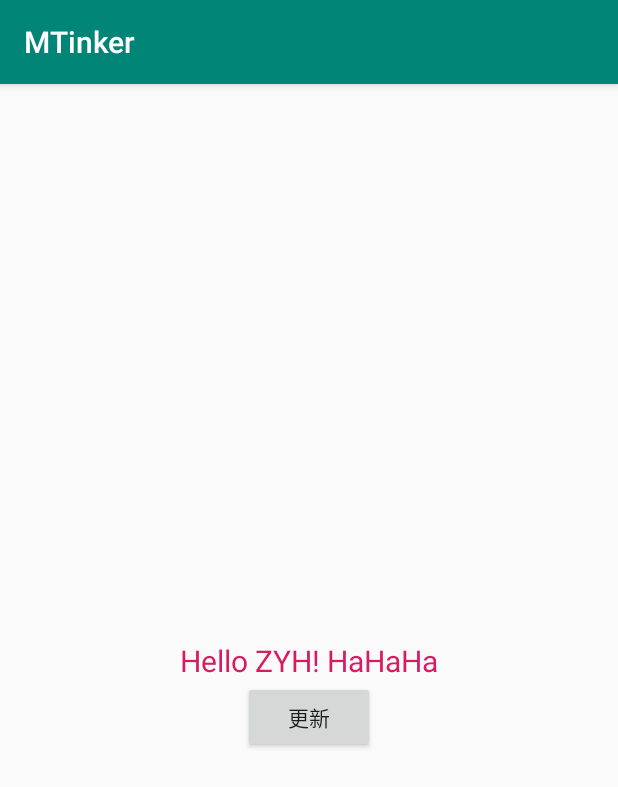
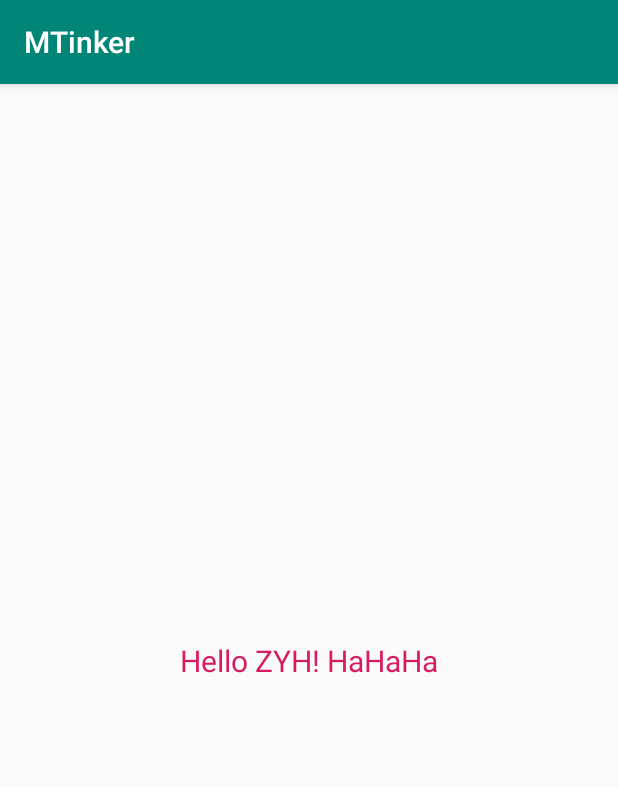
Before and after one commit to JianGsHanz/MTinker, an Android app: the screen it shows after launch (MainActivity), on a phone screen of 412 x 824 dp. Shown: the top 787 px of the screen. Run offline under Robolectric (Android 15) with nearby library versions, the phone set to English and light mode, and no system bars; libraries missing offline, so code that uses them is left out: com.tbruyelle.rxpermissions2, com.tencent.tinker; 1 statement that could not run was skipped.

Commit message:
zyh commit

```diff
--- a/app/src/main/java/com/zyh/mtinker/MTinkerApplicationLike.java
+++ b/app/src/main/java/com/zyh/mtinker/MTinkerApplicationLike.java
@@ -15,9 +15,13 @@ import com.tencent.tinker.loader.shareutil.ShareConstants;
         flags = ShareConstants.TINKER_ENABLE_ALL,
         loadVerifyFlag = true)
 public class MTinkerApplicationLike extends DefaultApplicationLike {
+
+    public static Context context;
+
     public MTinkerApplicationLike(Application application, int tinkerFlags, boolean tinkerLoadVerifyFlag, long applicationStartElapsedTime,
                                   long applicationStartMillisTime, Intent tinkerResultIntent) {
         super(application, tinkerFlags, tinkerLoadVerifyFlag, applicationStartElapsedTime, applicationStartMillisTime, tinkerResultIntent);
+        context = application.getApplicationContext();
     }
 
     @Override
--- a/app/src/main/res/layout/activity_main.xml
+++ b/app/src/main/res/layout/activity_main.xml
@@ -18,13 +18,4 @@
         app:layout_constraintRight_toRightOf="parent"
         app:layout_constraintTop_toTopOf="parent" />
 
-    <Button
-        android:layout_width="wrap_content"
-        android:layout_height="wrap_content"
-        app:layout_constraintTop_toBottomOf="@id/tv"
-        app:layout_constraintLeft_toLeftOf="parent"
-        app:layout_constraintRight_toRightOf="parent"
-        android:onClick="onClick"
-        android:text="更新"/>
-
 </androidx.constraintlayout.widget.ConstraintLayout>
--- a/app/tinkerpatch.gradle
+++ b/app/tinkerpatch.gradle
@@ -10,11 +10,11 @@ ext {
     tinkerEnabled = true //是否打开tinker的功能
     //for normal build
     //old apk file to build patch apk
-    tinkerOldApkPath = "${bakPath}/app-release-1120-11-02-09.apk"
+    tinkerOldApkPath = "${bakPath}/app-release-1121-10-09-34.apk"
     //proguard mapping file to build patch apk
-    tinkerApplyMappingPath = "${bakPath}/app-release-1120-11-02-09-mapping.txt"
+    tinkerApplyMappingPath = "${bakPath}/app-release-1121-10-09-34-mapping.txt"
     //resource R.txt to build patch apk, must input if there is resource changed
-    tinkerApplyResourcePath = "${bakPath}/app-release-1120-11-02-09-R.txt"
+    tinkerApplyResourcePath = "${bakPath}/app-release-1121-10-09-34-R.txt"
 
     //only use for build all flavor, if not, just ignore this field
 //    tinkerBuildFlavorDirectory = "${bakPath}/app-1018-17-32-47"
```
Also changed, not shown: app/src/main/AndroidManifest.xml (+7 -3 lines), app/src/main/java/com/zyh/mtinker/Extends.kt (added, +20 -0 lines), app/src/main/java/com/zyh/mtinker/MainActivity.kt (+7 -10 lines), app/src/main/java/com/zyh/mtinker/MyIntentService.kt (added, +28 -0 lines).
